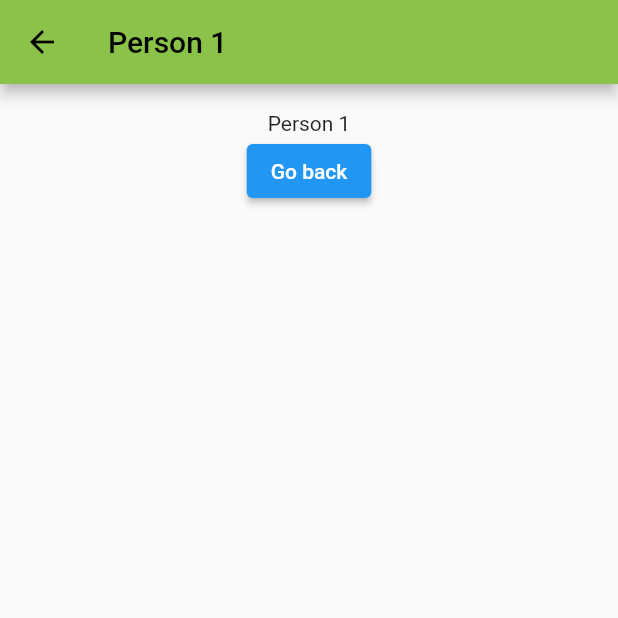
After one commit to jafin01/Learn-flutter, a Flutter app: the screen it shows after launch, after a tap on an icon or button, on a phone screen of 412 x 824 dp, the top half of it. The commit adds this screen. Run offline on Flutter 3.47's test engine with Material 2 defaults, Android fonts, the light colour scheme and no system bars; network calls fail.

Commit message:
user_details page

```diff
--- a/flutter_sample_02/lib/main.dart
+++ b/flutter_sample_02/lib/main.dart
@@ -1,5 +1,6 @@
 import 'package:flutter/material.dart';
 import 'package:flutter_sample_02/home_screen.dart/index.dart';
+import 'package:flutter_sample_02/user_detail/index.dart';
 
 void main() {
   runApp(const MyApp());
@@ -11,11 +12,13 @@ class MyApp extends StatelessWidget {
   @override
   Widget build(BuildContext context) {
     return MaterialApp(
-      theme: ThemeData(
-        primarySwatch: Colors.lightGreen,
-      ),
-      title: 'Flutter Lists',
-      home: const HomeScreen(),
-    );
+        theme: ThemeData(
+          primarySwatch: Colors.lightGreen,
+        ),
+        title: 'Flutter Lists',
+        home: const HomeScreen(),
+        routes: {
+          "/user": (context) => const UserDetail(),
+        });
   }
 }
--- /dev/null
+++ b/flutter_sample_02/lib/user_detail/index.dart
@@ -0,0 +1,40 @@
+import 'package:flutter/material.dart';
+
+class UserDetail extends StatelessWidget {
+  const UserDetail({
+    Key? key,
+  }) : super(key: key);
+
+  @override
+  Widget build(BuildContext context) {
+    final arguments = (ModalRoute.of(context)?.settings.arguments ??
+        <String, dynamic>{}) as Map;
+
+    return Scaffold(
+        appBar: AppBar(
+          title: Text(arguments['title']),
+        ),
+        body: ListView(
+          children: [
+            Padding(
+              padding: const EdgeInsets.all(18.0),
+              child: Column(
+                children: [
+                  Center(child: Text(arguments['title'])),
+                  ElevatedButton(
+                    style: ButtonStyle(
+                      backgroundColor:
+                          MaterialStateProperty.all<Color>(Colors.blue),
+                      foregroundColor:
+                          MaterialStateProperty.all<Color>(Colors.white),
+                    ),
+                    onPressed: () => {Navigator.of(context).pop()},
+                    child: const Text('Go back'),
+                  ),
+                ],
+              ),
+            ),
+          ],
+        ));
+  }
+}
--- a/flutter_sample_02/lib/user_list/index.dart
+++ b/flutter_sample_02/lib/user_list/index.dart
@@ -33,6 +33,9 @@ class UserList extends StatelessWidget {
               ),
               // ignore: avoid_print
             ),
+            onTap: () => Navigator.of(context).pushNamed('/user', arguments: {
+              "title": "Person ${index + 1}",
+            }),
           );
         },
         separatorBuilder: (ctx, index) {
```
